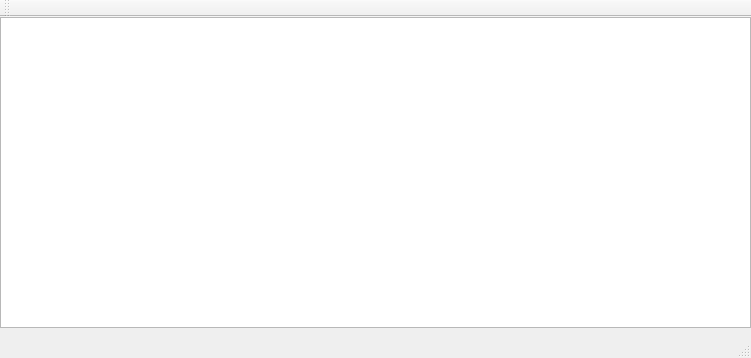
Above: Formais/visaoautomato.ui from deciomoritz/Trab1Formais before the change. Below: the same form after it.
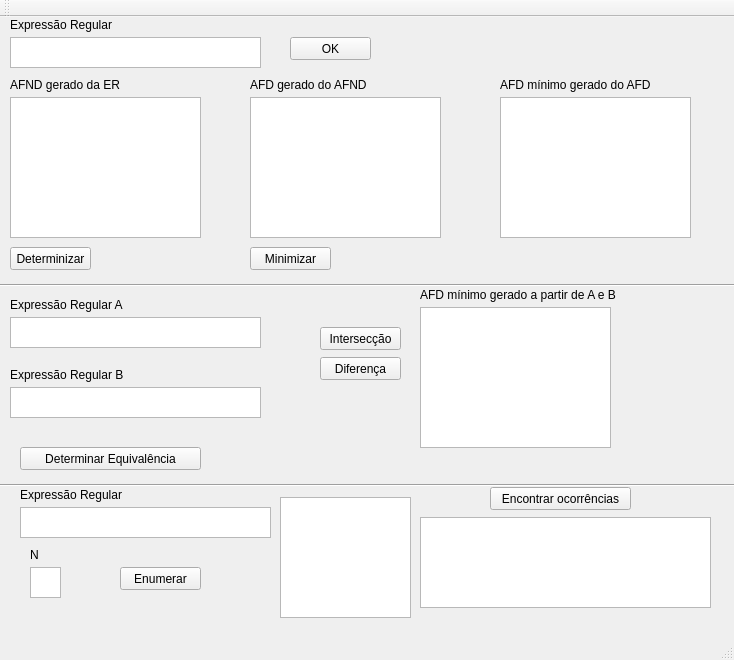
That is the form after the change.

What changed in the file:
```diff
--- a/Formais/visaoautomato.ui
+++ b/Formais/visaoautomato.ui
@@ -6,21 +6,368 @@
    <rect>
     <x>0</x>
     <y>0</y>
-    <width>751</width>
-    <height>358</height>
+    <width>734</width>
+    <height>660</height>
    </rect>
   </property>
   <property name="windowTitle">
    <string>VisaoAutomato</string>
   </property>
   <widget class="QWidget" name="centralWidget">
-   <widget class="QTableView" name="tableView">
+   <widget class="QTextEdit" name="ertext">
     <property name="geometry">
      <rect>
-      <x>0</x>
+      <x>10</x>
+      <y>20</y>
+      <width>251</width>
+      <height>31</height>
+     </rect>
+    </property>
+   </widget>
+   <widget class="QLabel" name="label">
+    <property name="geometry">
+     <rect>
+      <x>10</x>
       <y>0</y>
+      <width>121</width>
+      <height>16</height>
+     </rect>
+    </property>
+    <property name="text">
+     <string>Expressão Regular</string>
+    </property>
+   </widget>
+   <widget class="QLabel" name="label_2">
+    <property name="geometry">
+     <rect>
+      <x>10</x>
+      <y>60</y>
+      <width>141</width>
+      <height>16</height>
+     </rect>
+    </property>
+    <property name="text">
+     <string>AFND gerado da ER</string>
+    </property>
+   </widget>
+   <widget class="QPushButton" name="determinizar">
+    <property name="geometry">
+     <rect>
+      <x>10</x>
+      <y>230</y>
+      <width>81</width>
+      <height>23</height>
+     </rect>
+    </property>
+    <property name="text">
+     <string>Determinizar</string>
+    </property>
+   </widget>
+   <widget class="QPushButton" name="minimizar">
+    <property name="geometry">
+     <rect>
+      <x>250</x>
+      <y>230</y>
+      <width>81</width>
+      <height>23</height>
+     </rect>
+    </property>
+    <property name="text">
+     <string>Minimizar</string>
+    </property>
+   </widget>
+   <widget class="QTableView" name="afd">
+    <property name="geometry">
+     <rect>
+      <x>250</x>
+      <y>80</y>
+      <width>191</width>
+      <height>141</height>
+     </rect>
+    </property>
+   </widget>
+   <widget class="QLabel" name="label_3">
+    <property name="geometry">
+     <rect>
+      <x>250</x>
+      <y>60</y>
+      <width>141</width>
+      <height>16</height>
+     </rect>
+    </property>
+    <property name="text">
+     <string>AFD gerado do AFND</string>
+    </property>
+   </widget>
+   <widget class="QTableView" name="minimo">
+    <property name="geometry">
+     <rect>
+      <x>500</x>
+      <y>80</y>
+      <width>191</width>
+      <height>141</height>
+     </rect>
+    </property>
+   </widget>
+   <widget class="QLabel" name="label_4">
+    <property name="geometry">
+     <rect>
+      <x>500</x>
+      <y>60</y>
+      <width>181</width>
+      <height>16</height>
+     </rect>
+    </property>
+    <property name="text">
+     <string>AFD mínimo gerado do AFD</string>
+    </property>
+   </widget>
+   <widget class="QTextEdit" name="erB">
+    <property name="geometry">
+     <rect>
+      <x>10</x>
+      <y>370</y>
+      <width>251</width>
+      <height>31</height>
+     </rect>
+    </property>
+   </widget>
+   <widget class="QLabel" name="label_5">
+    <property name="geometry">
+     <rect>
+      <x>10</x>
+      <y>350</y>
+      <width>131</width>
+      <height>16</height>
+     </rect>
+    </property>
+    <property name="text">
+     <string>Expressão Regular B</string>
+    </property>
+   </widget>
+   <widget class="QTextEdit" name="erA">
+    <property name="geometry">
+     <rect>
+      <x>10</x>
+      <y>300</y>
+      <width>251</width>
+      <height>31</height>
+     </rect>
+    </property>
+   </widget>
+   <widget class="QLabel" name="label_6">
+    <property name="geometry">
+     <rect>
+      <x>10</x>
+      <y>280</y>
+      <width>131</width>
+      <height>16</height>
+     </rect>
+    </property>
+    <property name="text">
+     <string>Expressão Regular A</string>
+    </property>
+   </widget>
+   <widget class="QTableView" name="resultado">
+    <property name="geometry">
+     <rect>
+      <x>420</x>
+      <y>290</y>
+      <width>191</width>
+      <height>141</height>
+     </rect>
+    </property>
+   </widget>
+   <widget class="QLabel" name="label_7">
+    <property name="geometry">
+     <rect>
+      <x>420</x>
+      <y>270</y>
+      <width>231</width>
+      <height>16</height>
+     </rect>
+    </property>
+    <property name="text">
+     <string>AFD mínimo gerado a partir de A e B</string>
+    </property>
+   </widget>
+   <widget class="QPushButton" name="interseccao">
+    <property name="geometry">
+     <rect>
+      <x>320</x>
+      <y>310</y>
+      <width>81</width>
+      <height>23</height>
+     </rect>
+    </property>
+    <property name="text">
+     <string>Intersecção</string>
+    </property>
+   </widget>
+   <widget class="QPushButton" name="equivalencia">
+    <property name="geometry">
+     <rect>
+      <x>20</x>
+      <y>430</y>
+      <width>181</width>
+      <height>23</height>
+     </rect>
+    </property>
+    <property name="text">
+     <string>Determinar Equivalência</string>
+    </property>
+   </widget>
+   <widget class="QPushButton" name="diferenca">
+    <property name="geometry">
+     <rect>
+      <x>320</x>
+      <y>340</y>
+      <width>81</width>
+      <height>23</height>
+     </rect>
+    </property>
+    <property name="text">
+     <string>Diferença</string>
+    </property>
+   </widget>
+   <widget class="Line" name="line">
+    <property name="geometry">
+     <rect>
+      <x>0</x>
+      <y>260</y>
       <width>751</width>
-      <height>311</height>
+      <height>16</height>
+     </rect>
+    </property>
+    <property name="orientation">
+     <enum>Qt::Horizontal</enum>
+    </property>
+   </widget>
+   <widget class="QPushButton" name="OK">
+    <property name="geometry">
+     <rect>
+      <x>290</x>
+      <y>20</y>
+      <width>81</width>
+      <height>23</height>
+     </rect>
+    </property>
+    <property name="text">
+     <string>OK</string>
+    </property>
+   </widget>
+   <widget class="QTableView" name="er">
+    <property name="geometry">
+     <rect>
+      <x>10</x>
+      <y>80</y>
+      <width>191</width>
+      <height>141</height>
+     </rect>
+    </property>
+   </widget>
+   <widget class="QTextEdit" name="ertext2">
+    <property name="geometry">
+     <rect>
+      <x>20</x>
+      <y>490</y>
+      <width>251</width>
+      <height>31</height>
+     </rect>
+    </property>
+   </widget>
+   <widget class="QLabel" name="label_8">
+    <property name="geometry">
+     <rect>
+      <x>20</x>
+      <y>470</y>
+      <width>121</width>
+      <height>16</height>
+     </rect>
+    </property>
+    <property name="text">
+     <string>Expressão Regular</string>
+    </property>
+   </widget>
+   <widget class="QPushButton" name="enumerar">
+    <property name="geometry">
+     <rect>
+      <x>120</x>
+      <y>550</y>
+      <width>81</width>
+      <height>23</height>
+     </rect>
+    </property>
+    <property name="text">
+     <string>Enumerar</string>
+    </property>
+   </widget>
+   <widget class="Line" name="line_2">
+    <property name="geometry">
+     <rect>
+      <x>0</x>
+      <y>460</y>
+      <width>751</width>
+      <height>16</height>
+     </rect>
+    </property>
+    <property name="orientation">
+     <enum>Qt::Horizontal</enum>
+    </property>
+   </widget>
+   <widget class="QTextEdit" name="enumeracao">
+    <property name="geometry">
+     <rect>
+      <x>280</x>
+      <y>480</y>
+      <width>131</width>
+      <height>121</height>
+     </rect>
+    </property>
+   </widget>
+   <widget class="QTextEdit" name="ocorrencias">
+    <property name="geometry">
+     <rect>
+      <x>420</x>
+      <y>500</y>
+      <width>291</width>
+      <height>91</height>
+     </rect>
+    </property>
+   </widget>
+   <widget class="QPushButton" name="enumerar_2">
+    <property name="geometry">
+     <rect>
+      <x>490</x>
+      <y>470</y>
+      <width>141</width>
+      <height>23</height>
+     </rect>
+    </property>
+    <property name="text">
+     <string>Encontrar ocorrências</string>
+    </property>
+   </widget>
+   <widget class="QLabel" name="label_9">
+    <property name="geometry">
+     <rect>
+      <x>30</x>
+      <y>530</y>
+      <width>121</width>
+      <height>16</height>
+     </rect>
+    </property>
+    <property name="text">
+     <string>N</string>
+    </property>
+   </widget>
+   <widget class="QTextEdit" name="n">
+    <property name="geometry">
+     <rect>
+      <x>30</x>
+      <y>550</y>
+      <width>31</width>
+      <height>31</height>
      </rect>
     </property>
    </widget>
```
Left out of the diff: 2 changed lines with no effect on the pictures.
